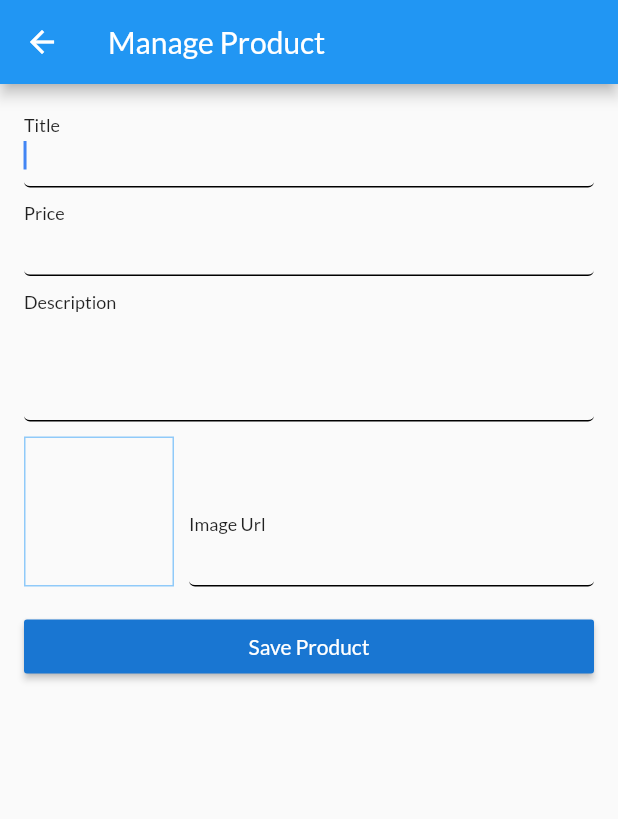
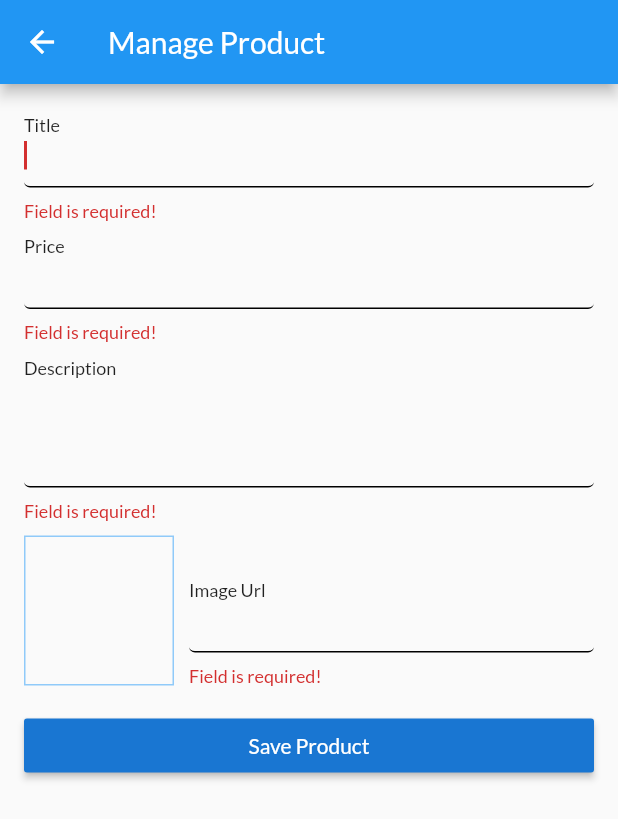
Before and after one commit to bibishan-pandey/shop_product, a Flutter app: the AddEditProductScreen screen opened by its route, after a tap on "Save Product", on a phone screen of 412 x 824 dp. Shown: the top 819 px of the screen. Run offline on Flutter 3.47's test engine with Material 2 defaults, Android fonts, the phone set to English and light mode, and no system bars; network calls fail.

```diff
--- a/lib/screens/add_edit_product_screen.dart
+++ b/lib/screens/add_edit_product_screen.dart
@@ -48,6 +48,7 @@ class _AddEditProductScreenState extends State<AddEditProductScreen> {
   }
 
   void _saveForm() {
+    _form.currentState.validate();
     _form.currentState.save();
     print(_product.title);
     print(_product.price);
@@ -73,9 +74,16 @@ class _AddEditProductScreenState extends State<AddEditProductScreen> {
             TextFormField(
               decoration: InputDecoration(
                 labelText: 'Title',
+                errorStyle: TextStyle(color: Theme.of(context).errorColor),
               ),
               textInputAction: TextInputAction.next,
               autofocus: true,
+              validator: (value) {
+                if (value.isEmpty) {
+                  return 'Field is required!';
+                }
+                return null;
+              },
               onFieldSubmitted: (value) {
                 FocusScope.of(context).requestFocus(_priceFocusNode);
               },
@@ -92,10 +100,23 @@ class _AddEditProductScreenState extends State<AddEditProductScreen> {
             TextFormField(
               decoration: InputDecoration(
                 labelText: 'Price',
+                errorStyle: TextStyle(color: Theme.of(context).errorColor),
               ),
               textInputAction: TextInputAction.next,
               keyboardType: TextInputType.numberWithOptions(decimal: true),
               focusNode: _priceFocusNode,
+              validator: (value) {
+                if (value.isEmpty) {
+                  return 'Field is required!';
+                }
+                if (double.tryParse(value) == null) {
+                  return 'Invalid Price!';
+                }
+                if (double.parse(value) <= 0.0) {
+                  return 'Price should be greater than 0!';
+                }
+                return null;
+              },
               onFieldSubmitted: (value) {
                 FocusScope.of(context).requestFocus(_descriptionFocusNode);
               },
@@ -112,10 +133,20 @@ class _AddEditProductScreenState extends State<AddEditProductScreen> {
             TextFormField(
               decoration: InputDecoration(
                 labelText: 'Description',
+                errorStyle: TextStyle(color: Theme.of(context).errorColor),
               ),
               keyboardType: TextInputType.multiline,
               maxLines: 3,
               focusNode: _descriptionFocusNode,
+              validator: (value) {
+                if (value.isEmpty) {
+                  return 'Field is required!';
+                }
+                if (value.length < 10) {
+                  return 'Must be greater than 10 characters!';
+                }
+                return null;
+              },
               onSaved: (newValue) {
                 _product = Product(
                   id: null,
@@ -156,7 +187,18 @@ class _AddEditProductScreenState extends State<AddEditProductScreen> {
                   child: TextFormField(
                     decoration: InputDecoration(
                       labelText: 'Image Url',
+                      errorStyle:
+                          TextStyle(color: Theme.of(context).errorColor),
                     ),
+                    validator: (value) {
+                      if (value.isEmpty) {
+                        return 'Field is required!';
+                      }
+                      if (!value.startsWith('http')) {
+                        return 'Url must start with http or https';
+                      }
+                      return null;
+                    },
                     keyboardType: TextInputType.url,
                     textInputAction: TextInputAction.done,
                     controller: _imageUrlController,
```
